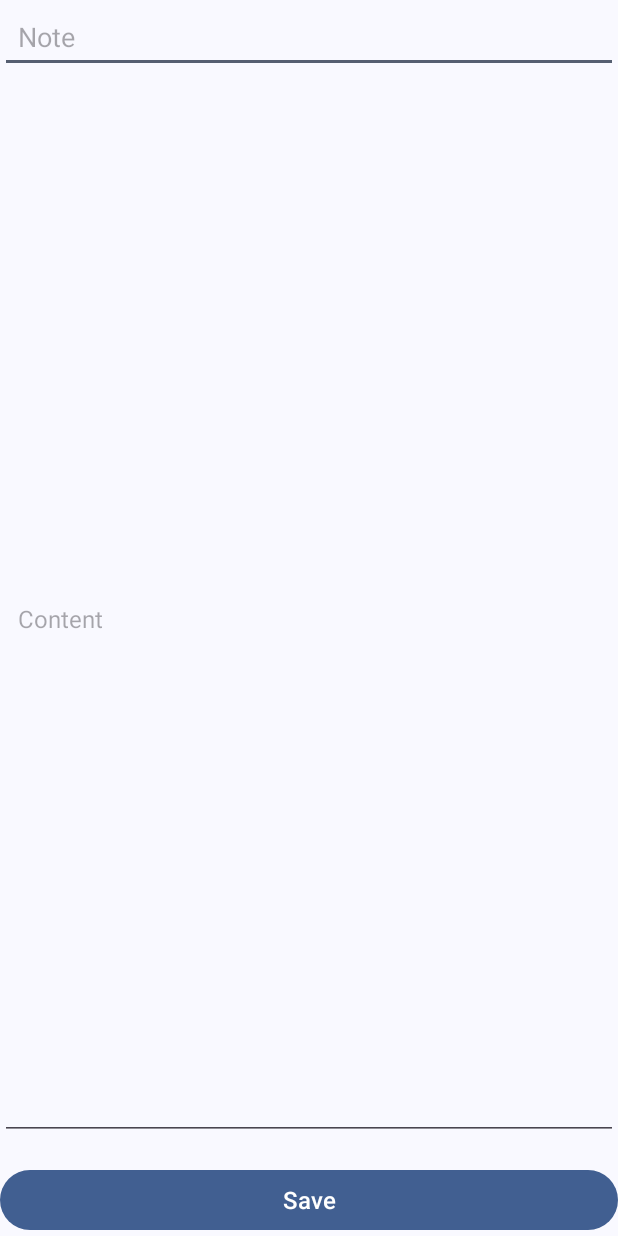
After one commit to olilopez5/ToDoList, an Android app: the NoteActivity screen opened directly, with no data from a screen before it, on a phone screen of 412 x 824 dp. The commit adds this screen. Run offline under Robolectric (Android 15) with nearby library versions, the phone set to English and light mode, and no system bars; 2 statements that could not run were skipped.

Commit message:
New branch - Notes

```diff
--- a/app/src/main/AndroidManifest.xml
+++ b/app/src/main/AndroidManifest.xml
@@ -13,6 +13,9 @@
         android:theme="@style/Theme.ToDoList"
         tools:targetApi="31">
         <activity
+            android:name=".activities.NoteActivity"
+            android:exported="false" />
+        <activity
             android:name=".activities.TaskActivity"
             android:exported="false" />
         <activity
--- /dev/null
+++ b/app/src/main/java/com/example/todolist/activities/NoteActivity.kt
@@ -0,0 +1,69 @@
+package com.example.todolist.activities
+
+import android.os.Bundle
+import androidx.activity.enableEdgeToEdge
+import androidx.appcompat.app.AppCompatActivity
+import androidx.core.view.ViewCompat
+import androidx.core.view.WindowInsetsCompat
+import com.example.todolist.R
+import com.example.todolist.data.Note
+import com.example.todolist.data.NoteDAO
+import com.example.todolist.databinding.ActivityNoteBinding
+import kotlin.system.measureTimeMillis
+
+class NoteActivity : AppCompatActivity() {
+
+    companion object {
+        const val NOTE_ID = "NOTE_ID"
+    }
+
+    lateinit var binding: ActivityNoteBinding
+
+    lateinit var noteDAO: NoteDAO
+
+    lateinit var note: Note
+
+    override fun onCreate(savedInstanceState: Bundle?) {
+        super.onCreate(savedInstanceState)
+        enableEdgeToEdge()
+
+        binding = ActivityNoteBinding.inflate(layoutInflater)
+        setContentView(binding.root)
+
+        //setContentView(R.layout.activity_note)
+        ViewCompat.setOnApplyWindowInsetsListener(findViewById(R.id.main)) { v, insets ->
+            val systemBars = insets.getInsets(WindowInsetsCompat.Type.systemBars())
+            v.setPadding(systemBars.left, systemBars.top, systemBars.right, systemBars.bottom)
+            insets
+        }
+
+        val id = intent.getLongExtra(NOTE_ID, -1L)
+
+        noteDAO = NoteDAO(this)
+
+        if (id != -1L){
+            note = noteDAO.findById(id)!!
+            binding.noteTitleEditText.setText(note.title)
+            binding.noteDescriptionEditText.setText(note.description)
+
+            TODO()
+
+        }else{
+            note = Note(-1L,"","",)
+        }
+
+        binding.saveButton.setOnClickListener {
+            val title = binding.titleEditText.text.toString()
+
+            note.title = title
+
+            if (note.id != -1L) {
+                noteDAO.update(note)
+            } else {
+                noteDAO.insert(note)
+            }
+
+            finish()
+        }
+    }
+}
--- a/app/src/main/java/com/example/todolist/utils/DatabaseManager.kt
+++ b/app/src/main/java/com/example/todolist/utils/DatabaseManager.kt
@@ -4,6 +4,7 @@ import android.content.Context
 import android.database.sqlite.SQLiteDatabase
 import android.database.sqlite.SQLiteOpenHelper
 import android.util.Log
+import com.example.todolist.data.Note
 import com.example.todolist.data.Task
 
 class DatabaseManager (context: Context) : SQLiteOpenHelper(context,
@@ -23,11 +24,24 @@ class DatabaseManager (context: Context) : SQLiteOpenHelper(context,
                     "${Task.COLUMN_NAME_DONE} BOOLEAN)"
 
         private const val SQL_DROP_TABLE_TASK = "DROP TABLE IF EXISTS ${Task.TABLE_NAME}"
+
+        private const val SQL_CREATE_TABLE_NOTES =
+            "CREATE TABLE ${Note.TABLE_NAME} (" +
+                    "${Note.COLUMN_NAME_ID} INTEGER PRIMARY KEY AUTOINCREMENT," +
+                    "${Note.COLUMN_NAME_TITLE} TEXT," +
+                    "${Note.COLUMN_NAME_DESCRIPTION} TEXT," +
+                    "${Note.COLUMN_NAME_DATE} LONG," +
+                    "${Note.COLUMN_NAME_PRIVATE} BOOLEAN," +
+                    "${Note.COLUMN_NAME_PASSWORD} TEXT)"
+
+        private const val SQL_DROP_TABLE_NOTES = "DROP TABLE IF EXISTS ${Note.TABLE_NAME}"
     }
 
     override fun onCreate(db: SQLiteDatabase) {
-        Log.i("DATABASE", "Create table task")
+        Log.i("DATABASE", "Create table TASKS")
         db.execSQL(SQL_CREATE_TABLE_TASK)
+        Log.i("DATABASE", "Create table NOTES")
+        db.execSQL(SQL_CREATE_TABLE_NOTES)
     }
 
     override fun onUpgrade(db: SQLiteDatabase, oldVersion: Int, newVersion: Int) {
@@ -36,6 +50,9 @@ class DatabaseManager (context: Context) : SQLiteOpenHelper(context,
     }
 
     fun onDestroy(db: SQLiteDatabase){
+        Log.w("DATABASE", "Drop table TASKS")
         db.execSQL(SQL_DROP_TABLE_TASK)
+        Log.w("DATABASE", "Drop table TASKS")
+        db.execSQL(SQL_DROP_TABLE_NOTES)
     }
 }
--- a/app/src/main/res/layout/activity_main.xml
+++ b/app/src/main/res/layout/activity_main.xml
@@ -24,7 +24,7 @@
         app:layout_constraintStart_toStartOf="parent"
         app:layout_constraintTop_toTopOf="parent">
 
-        <!-- Toolbar -->
+
         <androidx.appcompat.widget.Toolbar
             android:id="@+id/toolbar"
             android:layout_width="match_parent"
--- /dev/null
+++ b/app/src/main/res/layout/activity_note.xml
@@ -0,0 +1,41 @@
+<?xml version="1.0" encoding="utf-8"?>
+<LinearLayout xmlns:android="http://schemas.android.com/apk/res/android"
+    xmlns:tools="http://schemas.android.com/tools"
+    android:id="@+id/main"
+    android:layout_width="match_parent"
+    android:layout_height="match_parent"
+    android:orientation="vertical"
+    tools:context=".activities.NoteActivity"
+    android:padding="24dp">
+
+    <EditText
+        android:id="@+id/noteTitleEditText"
+        android:layout_width="match_parent"
+        android:layout_height="wrap_content"
+        android:hint="Note"
+        android:textSize="18sp"
+        android:padding="12dp"
+        android:layout_marginBottom="16dp"
+        android:inputType="textCapSentences"/>
+
+
+    <EditText
+        android:id="@+id/noteDescriptionEditText"
+        android:layout_width="match_parent"
+        android:layout_height="0dp"
+        android:layout_weight="1"
+        android:hint="Content"
+        android:textSize="16sp"
+        android:padding="12dp"
+        android:inputType="textMultiLine"/>
+
+
+    <Button
+        android:id="@+id/saveNoteButton"
+        android:layout_width="match_parent"
+        android:layout_height="wrap_content"
+        android:text="Save"
+        android:textSize="16sp"
+        android:layout_marginTop="16dp"/>
+
+</LinearLayout>
--- a/app/src/main/res/layout/item_task.xml
+++ b/app/src/main/res/layout/item_task.xml
@@ -11,7 +11,7 @@
         android:layout_height="wrap_content"/>
 
     <TextView
-        android:id="@+id/titleTextView"
+        android:id="@+id/NoteTextView"
         android:layout_width="300dp"
         android:layout_height="wrap_content"
         android:text="Task 1" />
@@ -25,4 +25,5 @@
         app:icon="@drawable/ic_delete" />
 
 
+
 </LinearLayout>
```
Also changed, not shown: app/src/main/java/com/example/todolist/adapter/NoteAdapter.kt (added, +51 -0 lines), app/src/main/java/com/example/todolist/data/Note.kt (added, +40 -0 lines), app/src/main/java/com/example/todolist/data/NoteDAO.kt (added, +165 -0 lines), app/src/main/java/com/example/todolist/utils/Security.kt (added, +13 -0 lines), app/src/main/res/layout/item_note.xml (added, +27 -0 lines).
